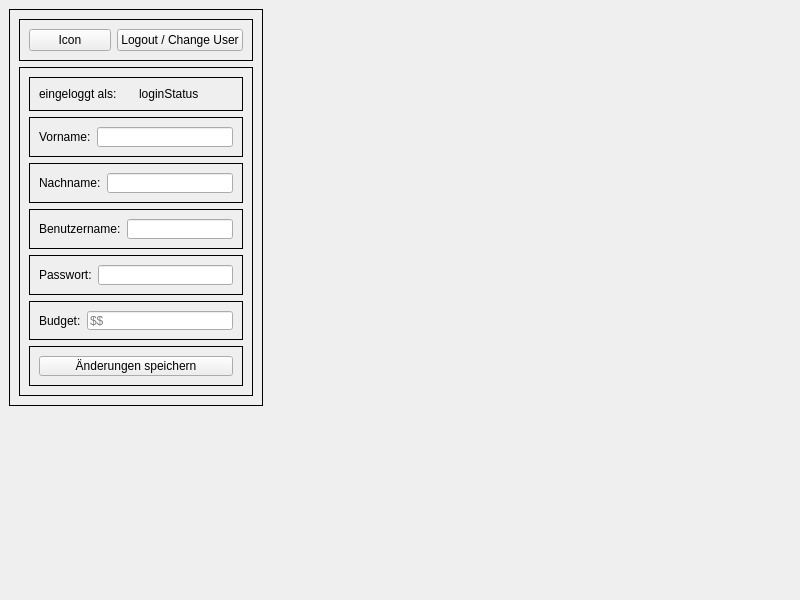
Old version of the form frontend/Nutzerprofil.ui in the repository nhatlam96/gui-xtraktor.
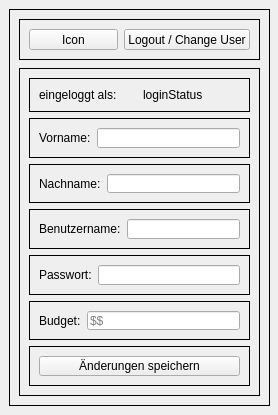
New version of the form.

Diff of the .ui file:
```diff
--- a/frontend/Nutzerprofil.ui
+++ b/frontend/Nutzerprofil.ui
@@ -6,20 +6,26 @@
    <rect>
     <x>0</x>
     <y>0</y>
-    <width>800</width>
-    <height>600</height>
+    <width>278</width>
+    <height>415</height>
    </rect>
   </property>
   <property name="windowTitle">
    <string>Nutzerprofil</string>
   </property>
   <widget class="QWidget" name="centralwidget">
+   <property name="minimumSize">
+    <size>
+     <width>278</width>
+     <height>415</height>
+    </size>
+   </property>
    <widget class="QFrame" name="frame_2">
     <property name="geometry">
      <rect>
       <x>9</x>
       <y>9</y>
-      <width>254</width>
+      <width>261</width>
       <height>397</height>
      </rect>
     </property>
@@ -29,9 +35,15 @@
     <property name="frameShadow">
      <enum>QFrame::Plain</enum>
     </property>
-    <layout class="QVBoxLayout" name="verticalLayout_2">
-     <item>
       <widget class="QFrame" name="frame_3">
+     <property name="geometry">
+      <rect>
+       <x>10</x>
+       <y>10</y>
+       <width>241</width>
+       <height>41</height>
+      </rect>
+     </property>
        <property name="frameShape">
         <enum>QFrame::Box</enum>
        </property>
@@ -55,9 +67,15 @@
         </item>
        </layout>
       </widget>
-     </item>
-     <item>
       <widget class="QFrame" name="frame">
+     <property name="geometry">
+      <rect>
+       <x>10</x>
+       <y>59</y>
+       <width>241</width>
+       <height>328</height>
+      </rect>
+     </property>
        <property name="frameShape">
         <enum>QFrame::Box</enum>
        </property>
@@ -229,8 +247,6 @@
         </item>
        </layout>
       </widget>
-     </item>
-    </layout>
    </widget>
   </widget>
  </widget>
```
Lines whose indentation alone changed are shown as unchanged.
